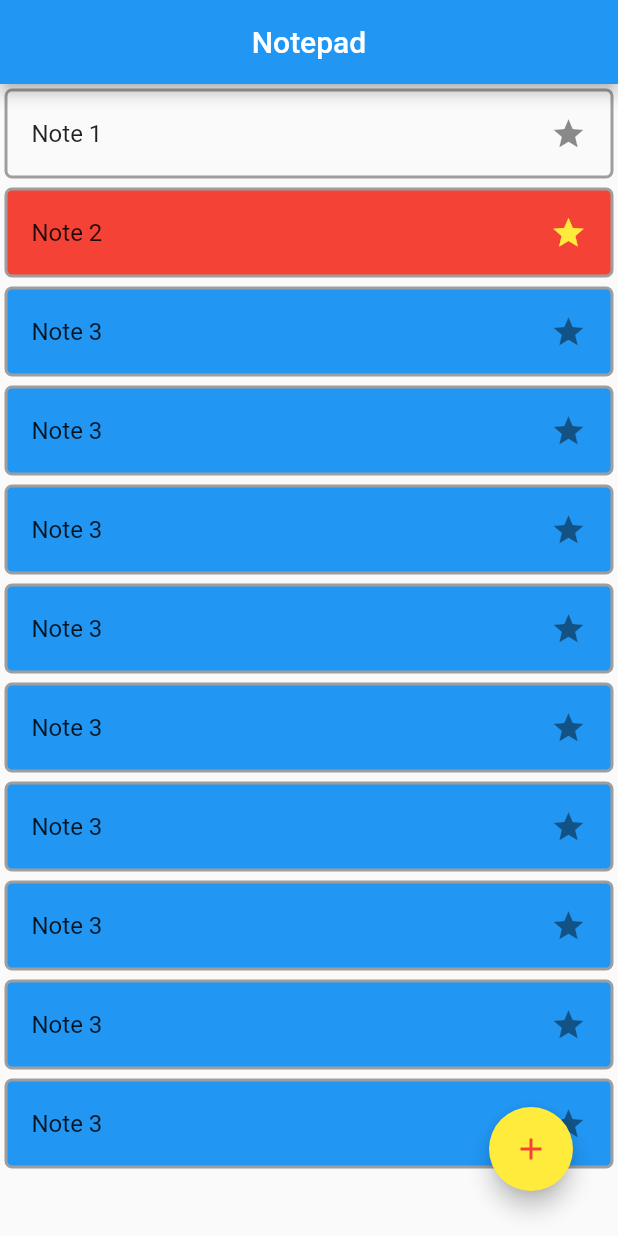
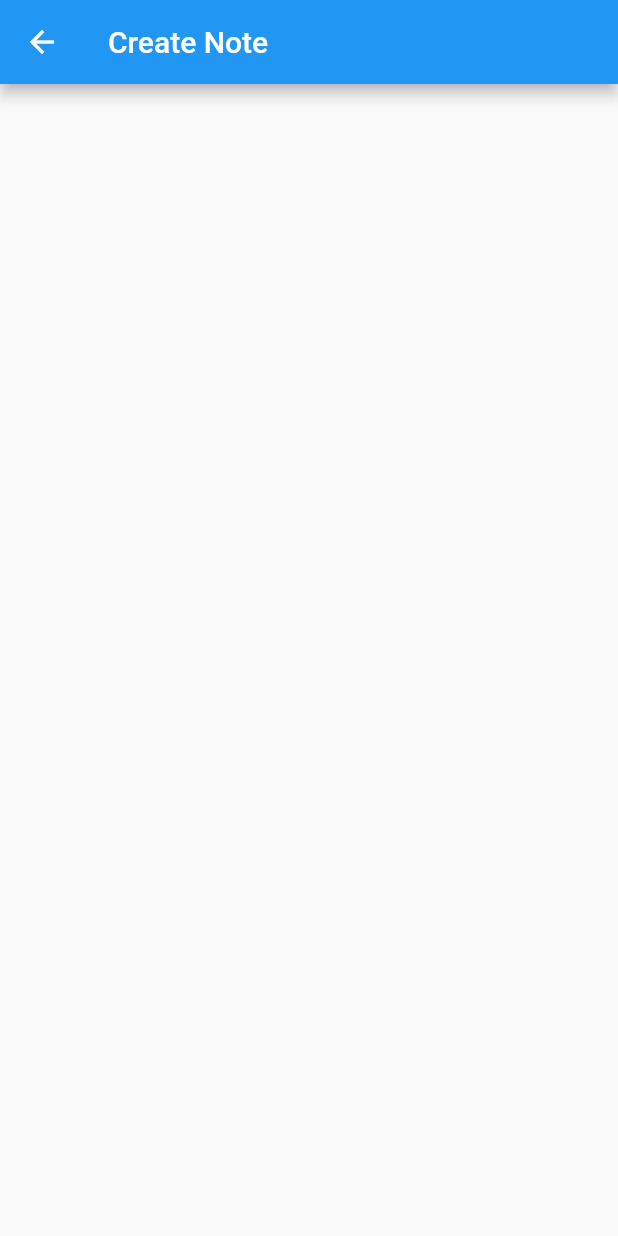
Before and after one commit to SeanFitzpatrick0/Notepad_App-Flutter, a Flutter app: the screen it shows after launch, after a tap on the "add" icon, on a phone screen of 412 x 824 dp. Run offline on Flutter 3.47's test engine with Material 2 defaults, Android fonts, the phone set to English and light mode, and no system bars.

Commit message:
Adding navigator to create note page

```diff
--- /dev/null
+++ b/notepad/lib/noteCreate.dart
@@ -0,0 +1,21 @@
+/*
+Author: Sean Fitzpatrick  2019-2-9
+Description: This is the page used to create new and edit existing
+  notes. If no note is passes in the constructor then it will
+  create a new note. If a existing note is passed in then it will
+  edit the existing one and fill the input feilds with the existing
+  data.
+*/
+
+import 'package:flutter/material.dart';
+
+class NoteCreate extends StatelessWidget {
+  @override
+  Widget build(BuildContext context) {
+    return Scaffold(
+      appBar: AppBar(
+        title: Text('Create Note'),
+      ),
+    );
+  }
+}
--- a/notepad/lib/notepad.dart
+++ b/notepad/lib/notepad.dart
@@ -10,6 +10,7 @@ Description: This is the home screen for the app.
 import 'package:flutter/material.dart';
 
 import './note.dart';
+import './noteCreate.dart';
 
 class Notepad extends StatelessWidget {
   //final List<Note> _notes = <Note>[];
@@ -73,7 +74,7 @@ class Notepad extends StatelessWidget {
   ];
 
   @override
-  Widget build(BuildContext context) {
+  Widget build(BuildContext ctx) {
     return Scaffold(
       appBar: AppBar(
         title: Center(
@@ -83,7 +84,7 @@ class Notepad extends StatelessWidget {
       body: Stack(
         children: <Widget>[
           _listNotes(),
-          _addNoteButton(),
+          _addNoteButton(ctx),
         ],
       ),
     );
@@ -122,7 +123,7 @@ class Notepad extends StatelessWidget {
     );
   }
 
-  Widget _addNoteButton() {
+  Widget _addNoteButton(BuildContext ctx) {
     return Positioned(
         bottom: 30,
         right: 30,
@@ -134,8 +135,21 @@ class Notepad extends StatelessWidget {
           ),
           backgroundColor: Colors.yellow,
           onPressed: () {
-            // TODO ad navigation to create note page
+            _navigateToCreateNote(ctx);
           },
         ));
   }
+
+  void _navigateToCreateNote(BuildContext ctx) {
+    if (Navigator.of(ctx).canPop()) {
+      Navigator.of(ctx).pop();
+    }
+    Navigator.of(ctx).push(
+      MaterialPageRoute<Null>(
+        builder: (BuildContext context) {
+          return NoteCreate();
+        },
+      ),
+    );
+  }
 }
```
